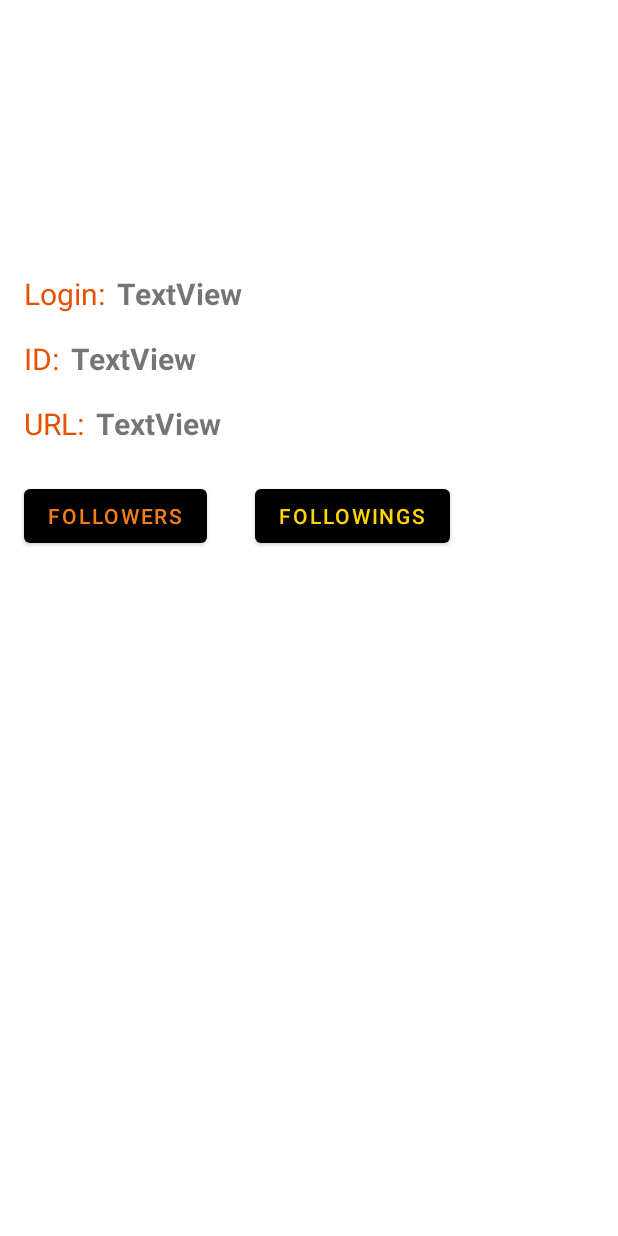
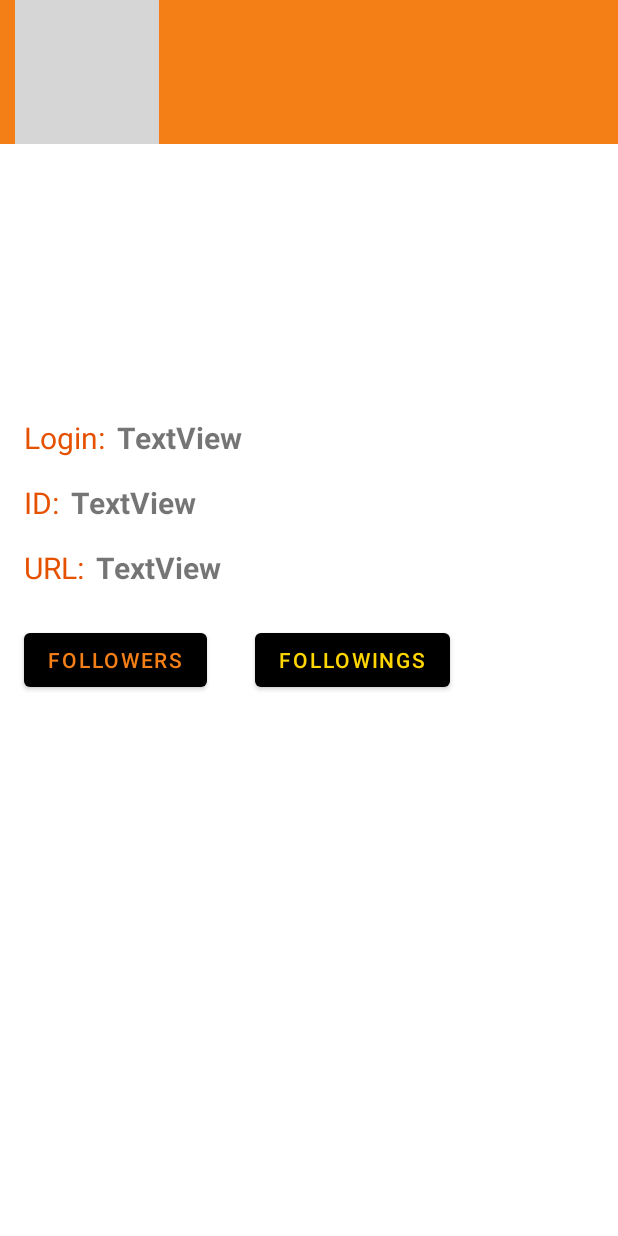
Before and after one commit to VyacheslavShumilov/RetrofitApp, an Android app: the UserInfoActivity screen opened directly, with no data from a screen before it, on a phone screen of 412 x 824 dp. Run offline under Robolectric (Android 15) with nearby library versions, the phone set to English and light mode, and no system bars; our stand-ins replace Picasso; pictures from the network do not load; 1 statement that could not run was skipped; grey boxes are pictures that could not be loaded.

Commit message:
01.06.2022 доработка проекта + toolbar

```diff
--- a/app/src/main/java/com/hfad/retrofitapp/SecondActivity.kt
+++ b/app/src/main/java/com/hfad/retrofitapp/SecondActivity.kt
@@ -6,6 +6,7 @@ import androidx.fragment.app.Fragment
 import androidx.fragment.app.FragmentManager
 import androidx.fragment.app.FragmentTransaction
 import com.hfad.retrofitapp.databinding.ActivitySecondBinding
+import com.hfad.retrofitapp.users.RetrofitFragment
 
 class SecondActivity : AppCompatActivity() {
 
--- a/app/src/main/java/com/hfad/retrofitapp/followers/impl/FollowersPresenterImpl.kt
+++ b/app/src/main/java/com/hfad/retrofitapp/followers/impl/FollowersPresenterImpl.kt
@@ -6,15 +6,19 @@ import retrofit2.Call
 import retrofit2.Callback
 import retrofit2.Response
 
+//класс для обработки данных и дальнейшей передаче в Активити (View) для отображения
 class FollowersPresenterImpl: FollowersContract.Presenter {
 
     private var mvpView: FollowersContract.View? = null
     private var api = Api.create()
 
+//логика вывода данных
     override fun responseData(login: String) {
         mvpView?.let { view ->
             view.progressBar(true)
+//запрос из interface Api
             api.getFollowers(login).enqueue(object :Callback<ArrayList<Followers>>{
+//переопределение двух функций Callback'а
                 override fun onResponse(
                     call: Call<ArrayList<Followers>>,
                     response: Response<ArrayList<Followers>>
@@ -22,6 +26,7 @@ class FollowersPresenterImpl: FollowersContract.Presenter {
                     if (response.isSuccessful){
                         view.progressBar(false)
                         response.body()?.let { data->
+//через view заполняю список
                             view.loadFollowers(data)
                         }
                     }
@@ -39,6 +44,7 @@ class FollowersPresenterImpl: FollowersContract.Presenter {
         mvpView = view
     }
 
+    //как только активити onDestroy сработает эта функция - подписка закроется
     override fun detachView() {
        mvpView = null
     }
--- a/app/src/main/java/com/hfad/retrofitapp/mvp/BaseContract.kt
+++ b/app/src/main/java/com/hfad/retrofitapp/mvp/BaseContract.kt
@@ -2,8 +2,8 @@ package com.hfad.retrofitapp.mvp
 
 class BaseContract {
     interface Presenter<in T>{
-        fun attachView(view:T)
-        fun detachView()
+        fun attachView(view:T)  //подписка, Т принимает интерфейс View
+        fun detachView()        //отписка
     }
 
     interface View{
--- a/app/src/main/java/com/hfad/retrofitapp/adapter/AdapterApiUsers.kt
+++ b/app/src/main/java/com/hfad/retrofitapp/users/adapter/AdapterApiUsers.kt
@@ -1,4 +1,4 @@
-package com.hfad.retrofitapp.adapter
+package com.hfad.retrofitapp.users.adapter
 
 import android.view.LayoutInflater
 import android.view.ViewGroup
--- a/app/src/main/res/layout/activity_followers.xml
+++ b/app/src/main/res/layout/activity_followers.xml
@@ -6,10 +6,14 @@
     android:layout_height="match_parent"
     tools:context=".followers.FollowersActivity">
 
+    <include layout = "@layout/toolbar"
+        android:id="@+id/toolbar"/>
+
     <androidx.recyclerview.widget.RecyclerView
         android:layout_width="match_parent"
         android:layout_height="match_parent"
         android:id="@+id/recyclerView"
+        app:layout_constraintTop_toBottomOf="@id/toolbar"
         app:layoutManager="androidx.recyclerview.widget.LinearLayoutManager"/>
 
     <ProgressBar
@@ -18,7 +22,7 @@
         android:layout_height="wrap_content"
         android:layout_gravity="center"
         android:visibility="gone"
-        app:layout_constraintTop_toTopOf="parent"
+        app:layout_constraintTop_toBottomOf="@id/toolbar"
         app:layout_constraintBottom_toBottomOf="parent"
         app:layout_constraintLeft_toLeftOf="parent"
         app:layout_constraintRight_toRightOf="parent"/>
--- a/app/src/main/res/layout/activity_following.xml
+++ b/app/src/main/res/layout/activity_following.xml
@@ -6,10 +6,14 @@
     android:layout_height="match_parent"
     tools:context=".followings.FollowingActivity">
 
+    <include layout = "@layout/toolbar"
+        android:id="@+id/toolbar"/>
+
     <androidx.recyclerview.widget.RecyclerView
         android:layout_width="match_parent"
         android:layout_height="match_parent"
         android:id="@+id/recyclerView"
+        app:layout_constraintTop_toBottomOf="@id/toolbar"
         app:layoutManager="androidx.recyclerview.widget.LinearLayoutManager"/>
 
     <ProgressBar
@@ -18,7 +22,7 @@
         android:layout_height="wrap_content"
         android:layout_gravity="center"
         android:visibility="gone"
-        app:layout_constraintTop_toTopOf="parent"
+        app:layout_constraintTop_toBottomOf="@id/toolbar"
         app:layout_constraintBottom_toBottomOf="parent"
         app:layout_constraintLeft_toLeftOf="parent"
         app:layout_constraintRight_toRightOf="parent"/>
--- a/app/src/main/res/layout/activity_second.xml
+++ b/app/src/main/res/layout/activity_second.xml
@@ -6,6 +6,9 @@
     android:layout_height="match_parent"
     tools:context=".SecondActivity">
 
+    <include layout = "@layout/toolbar"
+        android:id="@+id/toolbar"/>
+
     <androidx.fragment.app.FragmentContainerView
         android:layout_width="match_parent"
         android:layout_height="match_parent"
--- a/app/src/main/res/layout/activity_user_info.xml
+++ b/app/src/main/res/layout/activity_user_info.xml
@@ -6,6 +6,10 @@
     android:layout_height="match_parent"
     tools:context=".user.UserInfoActivity">
 
+    <include layout = "@layout/toolbar"
+        android:id="@+id/toolbar"/>
+
+
     <ImageView
         android:id="@+id/imageView"
         android:layout_width="@dimen/avatar_size_width"
@@ -13,7 +17,7 @@
         android:layout_marginStart="16dp"
         android:layout_marginTop="16dp"
         app:layout_constraintStart_toStartOf="parent"
-        app:layout_constraintTop_toTopOf="parent"
+        app:layout_constraintTop_toBottomOf="@id/toolbar"
         tools:srcCompat="@tools:sample/avatars" />
 
     <TextView
--- a/app/src/main/res/layout/fragment_retrofit.xml
+++ b/app/src/main/res/layout/fragment_retrofit.xml
@@ -4,7 +4,7 @@
     android:layout_width="match_parent"
     android:layout_height="match_parent"
     xmlns:app="http://schemas.android.com/apk/res-auto"
-    tools:context=".RetrofitFragment">
+    tools:context=".users.RetrofitFragment">
 
    <androidx.recyclerview.widget.RecyclerView
        android:layout_width="match_parent"
--- /dev/null
+++ b/app/src/main/res/layout/toolbar.xml
@@ -0,0 +1,27 @@
+<?xml version="1.0" encoding="utf-8"?>
+<androidx.appcompat.widget.Toolbar
+    xmlns:android="http://schemas.android.com/apk/res/android"
+    xmlns:app="http://schemas.android.com/apk/res-auto"
+    android:layout_width="match_parent"
+    android:id="@+id/toolbar"
+    android:background="@color/followers_btn_color"
+    app:contentInsetStart="0dp"
+    android:layout_height="wrap_content">
+
+    <LinearLayout
+        android:layout_width="match_parent"
+        android:layout_height="match_parent">
+
+
+        <ImageView
+            android:layout_width="wrap_content"
+            android:layout_height="wrap_content"
+            android:src="@drawable/arrow_back"
+            app:layout_constraintBottom_toBottomOf="parent"
+            app:layout_constraintEnd_toStartOf="parent"
+            app:layout_constraintRight_toLeftOf="parent"
+            android:layout_marginLeft="10dp"
+            app:layout_constraintTop_toTopOf="parent" />
+    </LinearLayout>
+
+</androidx.appcompat.widget.Toolbar>
```
Also changed, not shown: app/src/main/java/com/hfad/retrofitapp/RetrofitFragment.kt (deleted, +0 -63 lines), app/src/main/java/com/hfad/retrofitapp/followers/FollowersActivity.kt (+7 -2 lines), app/src/main/java/com/hfad/retrofitapp/users/RetrofitFragment.kt (added, +67 -0 lines), app/src/main/java/com/hfad/retrofitapp/users/impl/UsersContract.kt (added, +17 -0 lines), app/src/main/java/com/hfad/retrofitapp/users/impl/UsersPresentersImpl.kt (added, +46 -0 lines).
